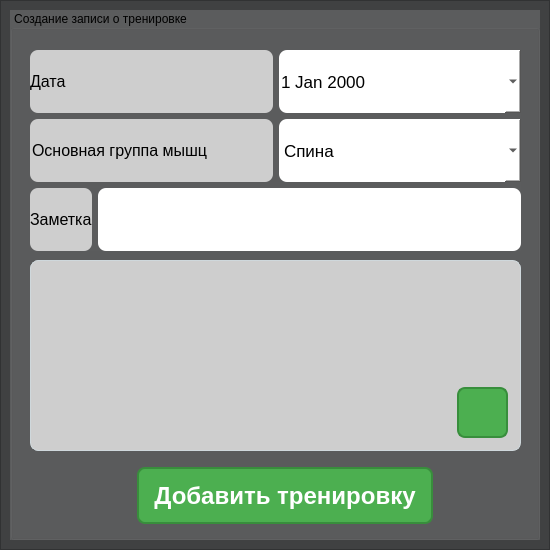
The window that add_workout.ui (Hiro-mantich/sigma-boy) describes before a commit, drawn with Qt 5.
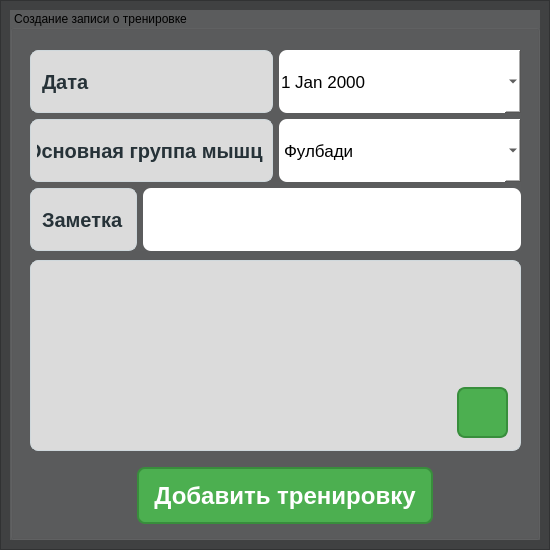
The same window after the commit. Icons and pictures are not drawn.

```diff
--- a/add_workout.ui
+++ b/add_workout.ui
@@ -64,7 +64,7 @@
      <property name="styleSheet">
       <string notr="true">QListView {
     /* Основные параметры */
-    background-color: #cecece;               /* Белый фон для лучшего контраста */
+    background-color: #dbdbdb;              
     border: 1px solid #CFD8DC;              /* Граница цвета &quot;серебристый туман&quot; */
     border-radius: 8px;                     /* Более плавные закругления */
     padding: 6px;
@@ -78,6 +78,8 @@
 
 /* Стиль элементов списка */
 QListView::item {
+	border-radius: 8;
+	background-color: #fff;			 /*  */
     height: 36px;                           /* Увеличенная высота */
     padding: 8px 12px;                      /* Больше внутренних отступов */
     border-bottom: 1px solid #ECEFF1;       /* Более тонкий разделитель */
@@ -253,13 +255,22 @@
          <widget class="QLabel" name="label_2">
           <property name="font">
            <font>
-            <pointsize>12</pointsize>
-            <bold>false</bold>
+            <family>Segoe UI</family>
+            <pointsize>-1</pointsize>
+            <fontweight>Medium</fontweight>
            </font>
           </property>
           <property name="styleSheet">
-           <string notr="true">background-color: rgb(206, 206, 206);
-border-radius: 8px;</string>
+           <string notr="true">    background-color: #dbdbdb;              
+    border: 1px solid #CFD8DC;              /* Граница цвета &quot;серебристый туман&quot; */
+    border-radius: 8px;                     /* Более плавные закругления */
+    padding: 6px;
+    font-family: 'Segoe UI', system-ui;      /* Более современный стек шрифтов */
+    font-size: 20px;                        /* Увеличенный размер */
+    font-weight: 500;                       /* Полужирный для лучшей читаемости */
+    color: #263238;                         /* Глубокий сине-серый цвет текста */
+    outline: none;
+    alternate-background-color: #F8F9FA;     /* Очень светлый серый для чередования */</string>
           </property>
           <property name="text">
            <string>Дата</string>
@@ -302,12 +313,22 @@
           </property>
           <property name="font">
            <font>
-            <pointsize>12</pointsize>
+            <family>Segoe UI</family>
+            <pointsize>-1</pointsize>
+            <fontweight>Medium</fontweight>
            </font>
           </property>
           <property name="styleSheet">
-           <string notr="true">background-color: rgb(206, 206, 206);
-border-radius: 8px;</string>
+           <string notr="true">    background-color: #dbdbdb;              
+    border: 1px solid #CFD8DC;              /* Граница цвета &quot;серебристый туман&quot; */
+    border-radius: 8px;                     /* Более плавные закругления */
+    padding: 6px;
+    font-family: 'Segoe UI', system-ui;      /* Более современный стек шрифтов */
+    font-size: 20px;                        /* Увеличенный размер */
+    font-weight: 500;                       /* Полужирный для лучшей читаемости */
+    color: #263238;                         /* Глубокий сине-серый цвет текста */
+    outline: none;
+    alternate-background-color: #F8F9FA;     /* Очень светлый серый для чередования */</string>
           </property>
           <property name="text">
            <string>Основная группа мышц</string>
@@ -334,6 +355,11 @@
            <string notr="true">background-color: rgb(255, 255, 255);
 border-radius: 8px;</string>
           </property>
+          <item>
+           <property name="text">
+            <string>Фулбади</string>
+           </property>
+          </item>
           <item>
            <property name="text">
             <string>Спина</string>
@@ -380,12 +406,22 @@
          <widget class="QLabel" name="label_3">
           <property name="font">
            <font>
-            <pointsize>12</pointsize>
+            <family>Segoe UI</family>
+            <pointsize>-1</pointsize>
+            <fontweight>Medium</fontweight>
            </font>
           </property>
           <property name="styleSheet">
-           <string notr="true">background-color: rgb(206, 206, 206);
-border-radius: 8px;</string>
+           <string notr="true">    background-color: #dbdbdb;              
+    border: 1px solid #CFD8DC;              /* Граница цвета &quot;серебристый туман&quot; */
+    border-radius: 8px;                     /* Более плавные закругления */
+    padding: 6px;
+    font-family: 'Segoe UI', system-ui;      /* Более современный стек шрифтов */
+    font-size: 20px;                        /* Увеличенный размер */
+    font-weight: 500;                       /* Полужирный для лучшей читаемости */
+    color: #263238;                         /* Глубокий сине-серый цвет текста */
+    outline: none;
+    alternate-background-color: #F8F9FA;     /* Очень светлый серый для чередования */</string>
           </property>
           <property name="text">
            <string>Заметка</string>
```
